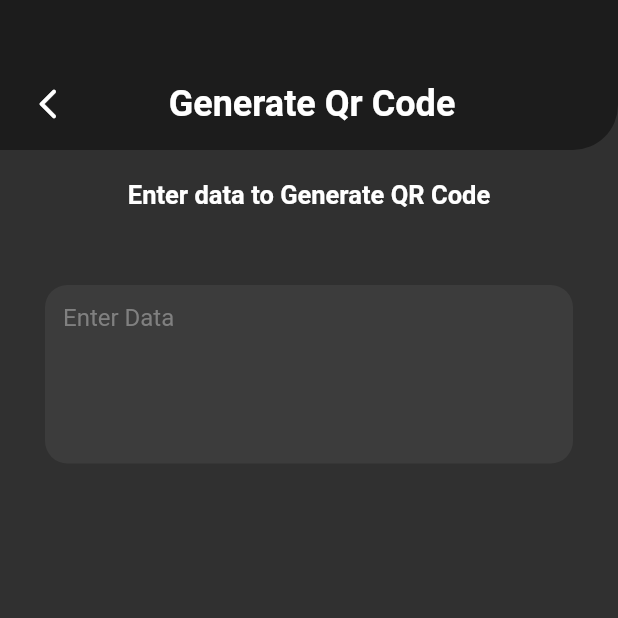
After one commit to MohammedRiswan4400/QR-Code, a Flutter app: the screen it shows after launch, after a tap on "Generator", on a phone screen of 412 x 824 dp, the top half of it. The commit adds this screen. Run offline on Flutter 3.47's test engine with Material 2 defaults, Android fonts, the phone set to English and light mode, and no system bars; our stand-ins replace qr_flutter.

Commit message:
Generator created

```diff
--- /dev/null
+++ b/lib/view/screen_generator.dart
@@ -0,0 +1,119 @@
+import 'package:flutter/material.dart';
+import 'package:qr_flutter/qr_flutter.dart';
+
+class ScreenGenerator extends StatefulWidget {
+  const ScreenGenerator({super.key});
+
+  @override
+  State<ScreenGenerator> createState() => _ScreenGeneratorState();
+}
+
+class _ScreenGeneratorState extends State<ScreenGenerator> {
+  String qrData = "";
+  @override
+  Widget build(BuildContext context) {
+    return Scaffold(
+        body: SingleChildScrollView(
+      child: Column(
+        // mainAxisAlignment: MainAxisAlignment.spaceBetween,
+        children: [
+          const CostomeAppBar(
+            title: "Generate Qr Code",
+          ),
+          SizedBox(
+            height: 20,
+          ),
+          Text(
+            "Enter data to Generate QR Code",
+            style: TextStyle(fontSize: 17, fontWeight: FontWeight.bold),
+          ),
+          SizedBox(
+            height: 20,
+          ),
+          Padding(
+            padding: const EdgeInsets.all(30),
+            child: TextFormField(
+              onChanged: (value) {
+                setState(() {
+                  qrData = value;
+                });
+              },
+              // controller: passwordController,
+              maxLines: 5,
+              decoration: InputDecoration(
+                border: UnderlineInputBorder(
+                    borderSide: BorderSide.none,
+                    borderRadius: BorderRadius.circular(15)),
+                filled: true,
+                fillColor: const Color.fromARGB(28, 158, 158, 158),
+                hintText: "Enter Data",
+                hintStyle: const TextStyle(
+                  color: Color.fromARGB(177, 158, 158, 158),
+                ),
+              ),
+              // obscureText: true,
+            ),
+          ),
+          qrData.isEmpty
+              ? const SizedBox()
+              : QrImageView(
+                  data: qrData,
+                  version: QrVersions.auto,
+                  size: 200,
+                ),
+        ],
+      ),
+    ));
+  }
+}
+
+class CostomeAppBar extends StatelessWidget {
+  const CostomeAppBar({
+    super.key,
+    required this.title,
+  });
+  final String title;
+  @override
+  Widget build(BuildContext context) {
+    return Container(
+        decoration: const BoxDecoration(
+          borderRadius: BorderRadius.only(
+            bottomRight: Radius.circular(30),
+            // topRight: Radius.circular(70),
+          ),
+          color: Color.fromARGB(255, 28, 28, 28),
+        ),
+        height: 100,
+        width: double.infinity,
+        child: Column(
+          children: [
+            const SizedBox(
+              height: 55,
+            ),
+            Padding(
+              padding: const EdgeInsets.symmetric(horizontal: 20),
+              child: Row(
+                mainAxisAlignment: MainAxisAlignment.spaceBetween,
+                children: [
+                  GestureDetector(
+                    onTap: () {
+                      Navigator.of(context).pop();
+                    },
+                    child: const Icon(
+                      Icons.arrow_back_ios_new_rounded,
+                    ),
+                  ),
+                  Text(
+                    title,
+                    style: TextStyle(fontSize: 24, fontWeight: FontWeight.bold),
+                  ),
+                  const SizedBox(
+                    width: 20,
+                  ),
+                ],
+              ),
+            ),
+          ],
+        ));
+  }
+}
--- a/lib/view/screen_home.dart
+++ b/lib/view/screen_home.dart
@@ -1,4 +1,5 @@
 import 'package:flutter/material.dart';
+import 'package:qr_code/view/screen_generator.dart';
 
 class ScreenHome extends StatelessWidget {
   const ScreenHome({super.key});
@@ -6,16 +7,45 @@ class ScreenHome extends StatelessWidget {
   @override
   Widget build(BuildContext context) {
     return Scaffold(
-      body: Container(
+      body: SizedBox(
         height: double.infinity,
         width: double.infinity,
         child: Column(
-          // crossAxisAlignment: CrossAxisAlignment.center,
           mainAxisAlignment: MainAxisAlignment.spaceEvenly,
           children: [
-            Container(
+            HomeTitle(),
+            GestureDetector(
+              onTap: () {
+                Navigator.of(context).push(
+                  MaterialPageRoute(
+                    builder: (context) => ScreenGenerator(),
+                  ),
+                );
+              },
+              child: CostomeQrContainer(
+                text: "Generator",
+              ),
+            ),
+            CostomeQrContainer(
+              text: "Scanner",
+            ),
+          ],
+        ),
+      ),
+    );
+  }
+}
+
+class HomeTitle extends StatelessWidget {
+  const HomeTitle({
+    super.key,
+  });
+
+  @override
+  Widget build(BuildContext context) {
+    return Container(
       decoration: BoxDecoration(
-                boxShadow: [
+        boxShadow: const [
           BoxShadow(
             // blurStyle: BlurStyle.normal,
             blurRadius: 3,
@@ -27,7 +57,7 @@ class ScreenHome extends StatelessWidget {
           ),
         ],
         borderRadius: BorderRadius.circular(8),
-                gradient: LinearGradient(
+        gradient: const LinearGradient(
           colors: [
             // Color.fromARGB(255, 0, 255, 242),
             Color.fromARGB(255, 48, 59, 125),
@@ -37,24 +67,14 @@ class ScreenHome extends StatelessWidget {
           end: Alignment.bottomRight,
         ),
       ),
-              child: Padding(
-                padding: const EdgeInsets.all(20.0),
+      child: const Padding(
+        padding: EdgeInsets.all(20.0),
         child: Text(
           "QR Code",
           style: TextStyle(
             fontSize: 30,
             fontWeight: FontWeight.bold,
           ),
-                ),
-              ),
-            ),
-            CostomeQrContainer(
-              text: "Generator",
-            ),
-            CostomeQrContainer(
-              text: "Scanner",
-            ),
-          ],
         ),
       ),
     );
@@ -90,7 +110,7 @@ class CostomeQrContainer extends StatelessWidget {
               top: 100,
               bottom: 0,
               child: Container(
-                decoration: BoxDecoration(
+                decoration: const BoxDecoration(
                   // border: Border.all(
                   //   width: 3,
                   // ),
@@ -100,7 +120,7 @@ class CostomeQrContainer extends StatelessWidget {
                 child: Center(
                   child: Text(
                     text,
-                    style: TextStyle(
+                    style: const TextStyle(
                       fontSize: 30,
                       color: Color.fromARGB(255, 0, 255, 128),
                       fontWeight: FontWeight.bold,
--- a/pubspec.yaml
+++ b/pubspec.yaml
@@ -35,6 +35,7 @@ dependencies:
   # The following adds the Cupertino Icons font to your application.
   # Use with the CupertinoIcons class for iOS style icons.
   cupertino_icons: ^1.0.2
+  qr_flutter: ^4.1.0
 
 dev_dependencies:
   flutter_test:
```
Also changed, not shown: pubspec.lock. Lines whose indentation alone changed are shown as unchanged.
